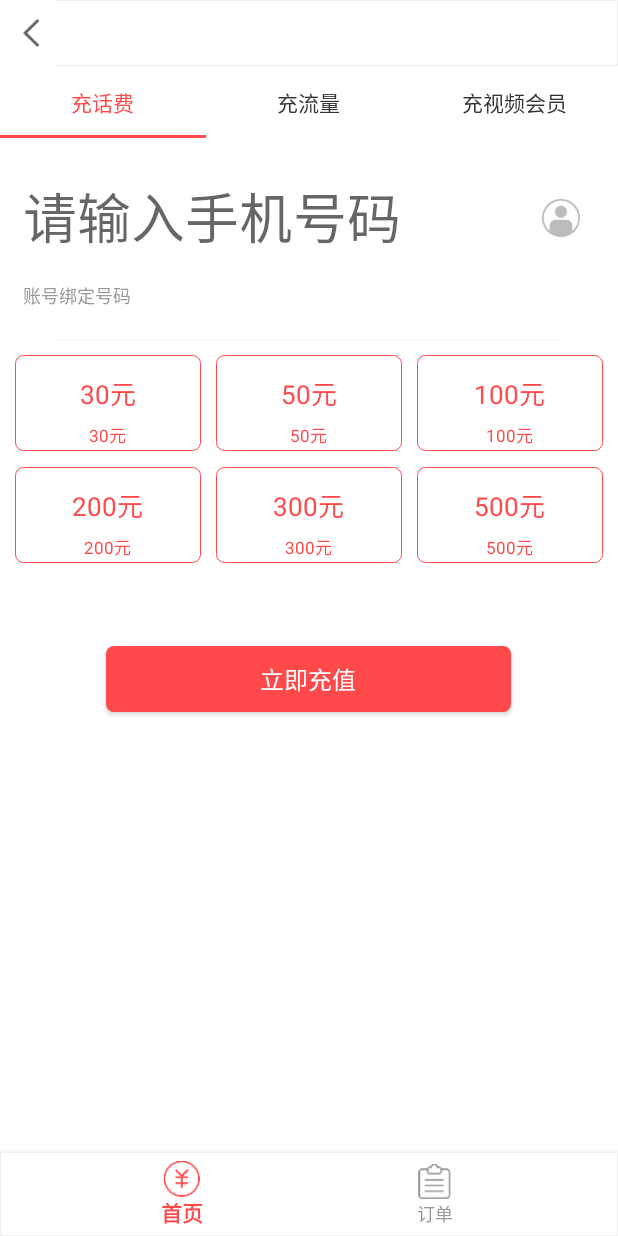
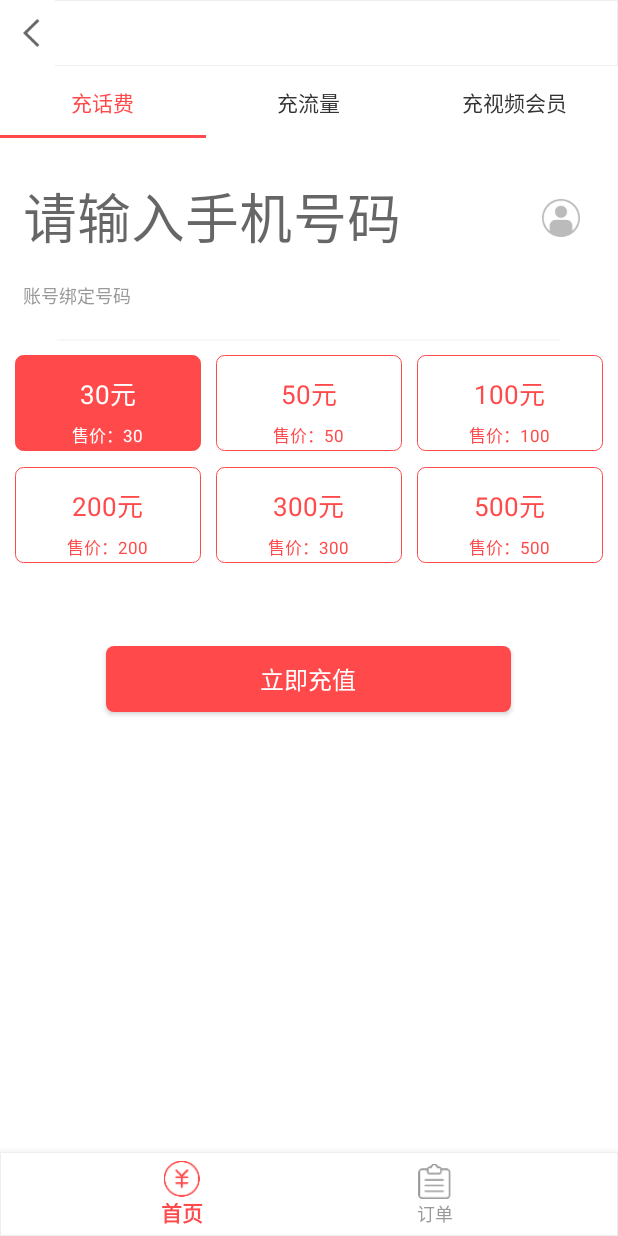
Before and after one commit to Kendrick-Song/RechargeCenter, an Android app: the screen it shows after launch (BottomNavActivity), on a phone screen of 412 x 824 dp. Run offline under Robolectric (Android 15) with nearby library versions, the phone set to English and light mode, and no system bars; our stand-ins replace navigation-ui; 1 statement that could not run was skipped.

Commit message:
充值金额传递

```diff
--- a/app/src/main/java/com/example/rechargecenter/ItemAdapter.java
+++ b/app/src/main/java/com/example/rechargecenter/ItemAdapter.java
@@ -10,11 +10,15 @@ import android.widget.TextView;
 
 public class ItemAdapter extends RecyclerView.Adapter<ItemAdapter.ViewHolder> {
 
-    private int lastPressIndex = -1;
+    private int select = 0;
     private int[] amounts;
 
     public ItemAdapter(int[] amounts) {
         this.amounts = amounts;
+    }
+
+    public int getSelect() {
+        return select;
     }
 
     @NonNull
@@ -25,12 +29,7 @@ public class ItemAdapter extends RecyclerView.Adapter<ItemAdapter.ViewHolder> {
         viewHolder.item_hf.setOnClickListener(new View.OnClickListener() {
             @Override
             public void onClick(View view) {
-                int position = viewHolder.getAdapterPosition();
-                if (lastPressIndex == position) {
-                    lastPressIndex = -1;
-                } else {
-                    lastPressIndex = position;
-                }
+                select = viewHolder.getAdapterPosition();
                 notifyDataSetChanged();
             }
         });
@@ -41,8 +40,8 @@ public class ItemAdapter extends RecyclerView.Adapter<ItemAdapter.ViewHolder> {
     public void onBindViewHolder(@NonNull ViewHolder viewHolder, int i) {
         viewHolder.tv_origin_price.setText(amounts[i] + "元");
         //TODO:网络接口-折扣
-        viewHolder.tv_sale_price.setText(amounts[i] + "元");
-        if (viewHolder.getAdapterPosition() == lastPressIndex) {
+        viewHolder.tv_sale_price.setText("售价：" + amounts[i]);
+        if (viewHolder.getAdapterPosition() == select) {
             viewHolder.item_hf.setSelected(true);
             viewHolder.tv_origin_price.setSelected(true);
             viewHolder.tv_sale_price.setSelected(true);
--- a/app/src/main/java/com/example/rechargecenter/RechargeHfFragment.java
+++ b/app/src/main/java/com/example/rechargecenter/RechargeHfFragment.java
@@ -29,7 +29,8 @@ public class RechargeHfFragment extends Fragment {
         GridLayoutManager gridLayoutManager = new GridLayoutManager(getActivity(), 3);
         rv_recharge.setHasFixedSize(true);
         rv_recharge.setLayoutManager(gridLayoutManager);
-        rv_recharge.setAdapter(new ItemAdapter(amounts));
+        final ItemAdapter itemAdapter = new ItemAdapter(amounts);
+        rv_recharge.setAdapter(itemAdapter);
         //点击页面空白处收起软键盘
         root.setOnTouchListener(new View.OnTouchListener() {
             @Override
@@ -38,13 +39,6 @@ public class RechargeHfFragment extends Fragment {
                 return false;
             }
         });
-        return root;
-    }
-
-    private void initView(View view) {
-        rv_recharge = view.findViewById(R.id.rv_recharge);
-        et_phone = view.findViewById(R.id.input_phone);
-        btn_recharge = view.findViewById(R.id.btn_recharge_now);
 
         btn_recharge.setOnClickListener(new View.OnClickListener() {
             @Override
@@ -55,9 +49,17 @@ public class RechargeHfFragment extends Fragment {
                     Toast.makeText(getActivity(), "请输入正确的手机号码", Toast.LENGTH_SHORT).show();
                 } else {
                     Intent intent = new Intent(getActivity(), RechargePayActivity.class);
+                    intent.putExtra("amount", amounts[itemAdapter.getSelect()]);
                     startActivity(intent);
                 }
             }
         });
+        return root;
+    }
+
+    private void initView(View view) {
+        rv_recharge = view.findViewById(R.id.rv_recharge);
+        et_phone = view.findViewById(R.id.input_phone);
+        btn_recharge = view.findViewById(R.id.btn_recharge_now);
     }
 }
--- a/app/src/main/java/com/example/rechargecenter/RechargePayActivity.java
+++ b/app/src/main/java/com/example/rechargecenter/RechargePayActivity.java
@@ -32,7 +32,10 @@ public class RechargePayActivity extends AppCompatActivity {
                 finish();
             }
         });
-
+        //设置金额
+        TextView tv_pay_num = findViewById(R.id.tv_pay_num);
+        String amount = String.valueOf(getIntent().getIntExtra("amount",0));
+        tv_pay_num.setText(amount + ".00");
         Button btn_confirm_pay = findViewById(R.id.btn_confirm_pay);
         btn_confirm_pay.setOnClickListener(new View.OnClickListener() {
             @Override
--- a/app/src/main/res/layout/activity_recharge_pay.xml
+++ b/app/src/main/res/layout/activity_recharge_pay.xml
@@ -33,7 +33,6 @@
             android:layout_centerHorizontal="true"
             android:layout_marginTop="56dp"
             android:paddingLeft="5dp"
-            android:text="00.00"
             android:textColor="@color/color_333333"
             android:textSize="36sp" />
 
```
